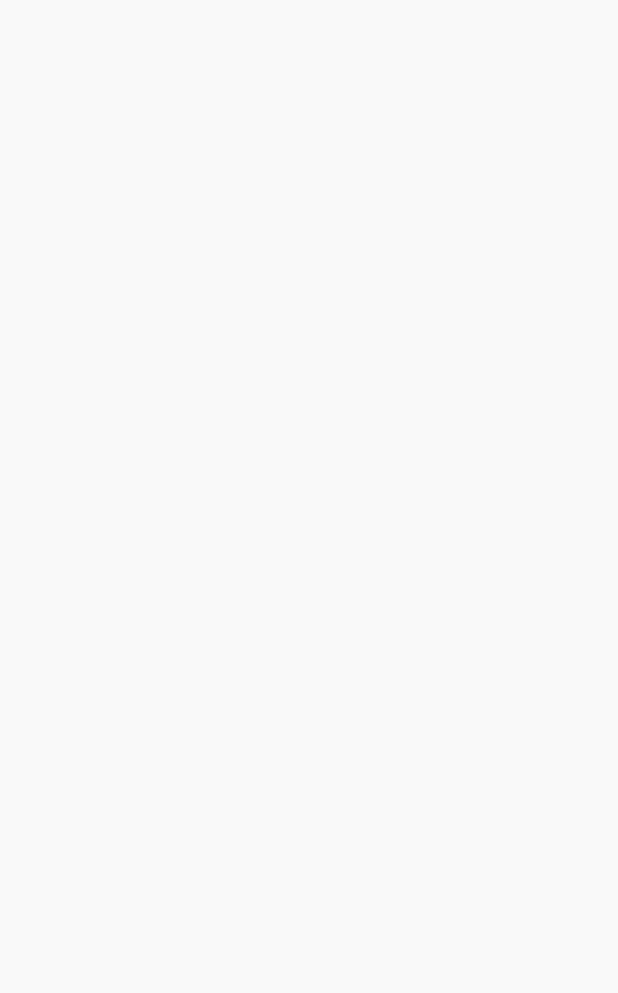
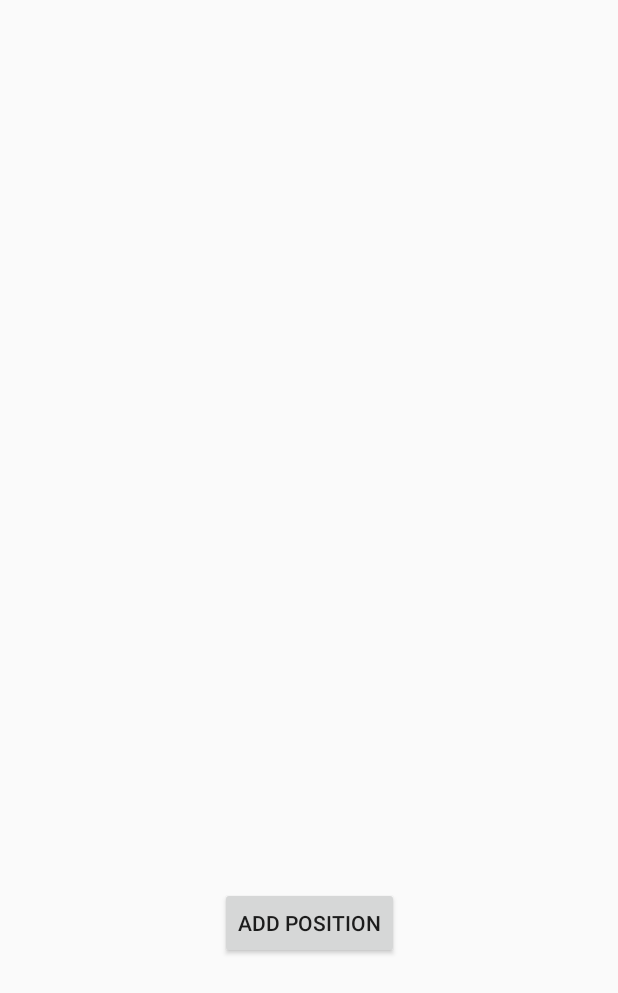
Before and after one commit to DannyWeston/mdp_cw3, an Android app: the screen it shows after launch (MainActivity), on a phone screen of 412 x 824 dp. Before the commit the part shown is empty. Shown: the top 993 px of the screen. Run offline under Robolectric (Android 15) with nearby library versions, the phone set to English and light mode, and no system bars; our stand-ins replace Room's generated code, data binding.

Commit message:
Added Database and notification functionality

```diff
--- a/app/src/main/AndroidManifest.xml
+++ b/app/src/main/AndroidManifest.xml
@@ -7,14 +7,14 @@
     <uses-permission android:name="android.permission.FOREGROUND_SERVICE"/>
 
     <application
-        android:allowBackup="true"
+        android:allowBackup="false"
         android:icon="@mipmap/ic_launcher"
         android:label="@string/app_name"
         android:roundIcon="@mipmap/ic_launcher_round"
         android:supportsRtl="true"
         android:theme="@style/Theme.Mdp_cw3">
         <activity
-            android:name=".MainActivity"
+            android:name=".views.MainActivity"
             android:exported="true"
             android:label="@string/app_name">
             <intent-filter>
@@ -24,6 +24,6 @@
             </intent-filter>
         </activity>
 
-        <service android:name=".services.RunnerService" android:enabled="true" android:exported="false"/>
+        <service android:name=".services.location.RunnerService" android:enabled="true" android:exported="false"/>
     </application>
 </manifest>
--- /dev/null
+++ b/app/src/main/java/com/dannyweston/mdp_cw3/dao/AppDatabase.java
@@ -0,0 +1,46 @@
+package com.dannyweston.mdp_cw3.dao;
+
+import android.content.Context;
+
+import androidx.room.Database;
+import androidx.room.Room;
+import androidx.room.RoomDatabase;
+
+import com.dannyweston.mdp_cw3.BuildConfig;
+
+import java.util.concurrent.ExecutorService;
+import java.util.concurrent.Executors;
+
+@Database(entities = {Position.class}, version = 1, exportSchema = false)
+public abstract class AppDatabase extends RoomDatabase {
+    private static final String DB_NAME = "db_cw3";
+    private static final int EXECUTOR_THREADS = 3;
+
+    private final ExecutorService dbExecutors = Executors.newFixedThreadPool(EXECUTOR_THREADS);
+
+    public abstract PositionDao positionDao();
+
+    private static volatile AppDatabase _instance;
+
+    public static AppDatabase getInstance(final Context context) {
+        if (_instance == null) {
+            synchronized (AppDatabase.class) {
+                if (_instance == null)
+                    _instance = Room.databaseBuilder(context.getApplicationContext(),AppDatabase.class, DB_NAME)
+                            .fallbackToDestructiveMigration()
+                            .build();
+            }
+        }
+
+
+        // Clear all tables if debug
+        if (BuildConfig.DEBUG)
+            _instance.getExecutors().execute(() -> _instance.clearAllTables());
+
+        return _instance;
+    }
+
+    public ExecutorService getExecutors(){
+        return dbExecutors;
+    }
+}
--- /dev/null
+++ b/app/src/main/java/com/dannyweston/mdp_cw3/dao/PositionDao.java
@@ -0,0 +1,31 @@
+package com.dannyweston.mdp_cw3.dao;
+
+import androidx.lifecycle.LiveData;
+import androidx.room.Dao;
+import androidx.room.Delete;
+import androidx.room.Insert;
+import androidx.room.OnConflictStrategy;
+import androidx.room.Query;
+
+import java.util.List;
+
+@Dao
+public interface PositionDao {
+    @Query("SELECT * FROM tb_positions")
+    LiveData<List<Position>> getAll();
+
+    @Query("SELECT * FROM tb_positions WHERE uid IN (:posIds)")
+    LiveData<List<Position>> getByIds(int[] posIds);
+
+    @Query("SELECT * FROM tb_positions WHERE uid = (:id)")
+    LiveData<Position> getById(int id);
+
+    @Query("SELECT * FROM tb_positions WHERE created_at = (SELECT MAX(created_at) FROM tb_positions)")
+    LiveData<Position> getRecent();
+
+    @Insert(onConflict = OnConflictStrategy.IGNORE)
+    List<Long> insertAll(Position... positions);
+
+    @Delete
+    void delete(Position position);
+}
--- /dev/null
+++ b/app/src/main/java/com/dannyweston/mdp_cw3/dao/repositories/IPositionRepository.java
@@ -0,0 +1,19 @@
+package com.dannyweston.mdp_cw3.dao.repositories;
+
+import androidx.lifecycle.LiveData;
+
+import com.dannyweston.mdp_cw3.dao.Position;
+
+import java.util.List;
+
+public interface IPositionRepository {
+    LiveData<Position> getPosById(int id);
+
+    LiveData<List<Position>> getAll();
+
+    void addPos(Position pos);
+
+    void removePos(Position p);
+
+    LiveData<Position> getRecentPos();
+}
--- /dev/null
+++ b/app/src/main/java/com/dannyweston/mdp_cw3/dao/repositories/PositionRepository.java
@@ -0,0 +1,48 @@
+package com.dannyweston.mdp_cw3.dao.repositories;
+
+import android.app.Application;
+import android.util.Log;
+
+import androidx.annotation.NonNull;
+import androidx.lifecycle.LiveData;
+
+import com.dannyweston.mdp_cw3.BuildConfig;
+import com.dannyweston.mdp_cw3.dao.AppDatabase;
+import com.dannyweston.mdp_cw3.dao.Position;
+
+import java.util.List;
+import java.util.Objects;
+
+public class PositionRepository implements IPositionRepository {
+
+    private final AppDatabase _db;
+
+    public PositionRepository(Application app){
+        _db = AppDatabase.getInstance(app);
+    }
+
+    @Override
+    public LiveData<Position> getPosById(int id) {
+        return _db.positionDao().getById(id);
+    }
+
+    @Override
+    public LiveData<List<Position>> getAll() {
+        return _db.positionDao().getAll();
+    }
+
+    @Override
+    public void addPos(@NonNull Position pos) {
+        _db.getExecutors().execute(() -> _db.positionDao().insertAll(pos));
+    }
+
+    @Override
+    public void removePos(@NonNull Position pos) {
+        _db.getExecutors().execute(() -> _db.positionDao().delete(pos));
+    }
+
+    @Override
+    public LiveData<Position> getRecentPos() {
+        return _db.positionDao().getRecent();
+    }
+}
--- a/app/src/main/java/com/dannyweston/mdp_cw3/viewmodels/MainActivityViewModel.java
+++ b/app/src/main/java/com/dannyweston/mdp_cw3/viewmodels/MainActivityViewModel.java
@@ -1,6 +1,50 @@
 package com.dannyweston.mdp_cw3.viewmodels;
 
-import androidx.lifecycle.ViewModel;
+import android.app.Application;
+import android.util.Log;
 
-public class MainActivityViewModel extends ViewModel {
+import androidx.annotation.NonNull;
+import androidx.databinding.Bindable;
+import androidx.databinding.BindingAdapter;
+import androidx.lifecycle.AndroidViewModel;
+import androidx.lifecycle.LiveData;
+import androidx.lifecycle.MutableLiveData;
+import androidx.lifecycle.Observer;
+
+import com.dannyweston.mdp_cw3.dao.Position;
+import com.dannyweston.mdp_cw3.dao.repositories.PositionRepository;
+
+import java.util.List;
+
+public class MainActivityViewModel extends AndroidViewModel {
+    private final PositionRepository _posRepo;
+
+    private final MutableLiveData<Position> recentPos = new MutableLiveData<>();
+
+    public LiveData<Position> getRecentPos(){
+        return recentPos;
+    }
+
+    private final Observer<Position> recentObserver = recentPos::setValue;
+
+    public MainActivityViewModel(@NonNull Application application) {
+        super(application);
+
+        _posRepo = new PositionRepository(application);
+
+        _posRepo.getRecentPos().observeForever(recentObserver);
+    }
+
+
+    public void addPosition(){
+        _posRepo.addPos(new Position(10, 10));
+    }
+
+    @Override
+    protected void onCleared() {
+        // Remove observers
+        _posRepo.getRecentPos().removeObserver(recentObserver);
+
+        super.onCleared();
+    }
 }
--- a/app/src/main/java/com/dannyweston/mdp_cw3/MainActivity.java
+++ b/app/src/main/java/com/dannyweston/mdp_cw3/views/MainActivity.java
@@ -1,19 +1,25 @@
-package com.dannyweston.mdp_cw3;
+package com.dannyweston.mdp_cw3.views;
 
+import android.Manifest;
 import android.content.ComponentName;
 import android.content.Context;
 import android.content.Intent;
 import android.content.ServiceConnection;
 import android.os.Bundle;
 import android.os.IBinder;
+import android.view.View;
+import android.widget.TextView;
 
-import com.dannyweston.mdp_cw3.services.RunnerService;
+import com.dannyweston.mdp_cw3.R;
+import com.dannyweston.mdp_cw3.services.location.RunnerService;
 import com.dannyweston.mdp_cw3.viewmodels.MainActivityViewModel;
 
 import androidx.appcompat.app.AppCompatActivity;
 
+import androidx.core.app.ActivityCompat;
 import androidx.databinding.DataBindingUtil;
 import androidx.lifecycle.ViewModelProvider;
+import androidx.recyclerview.widget.RecyclerView;
 
 import com.dannyweston.mdp_cw3.databinding.ActivityMainBinding;
 
@@ -30,15 +36,17 @@ public class MainActivity extends AppCompatActivity {
         }
     };
 
-    private MainActivityViewModel viewmodel;
-
     @Override
     protected void onCreate(Bundle savedInstanceState) {
         super.onCreate(savedInstanceState);
 
+        ActivityCompat.requestPermissions(this, new String[] {
+                        Manifest.permission.ACCESS_FINE_LOCATION,
+                        Manifest.permission.ACCESS_COARSE_LOCATION }, 0);
+
         /* Setup viewmodel */
         ActivityMainBinding binding = DataBindingUtil.setContentView(this, R.layout.activity_main);
-        viewmodel = new ViewModelProvider(this).get(MainActivityViewModel.class);
+        MainActivityViewModel viewmodel = new ViewModelProvider(this).get(MainActivityViewModel.class);
 
         binding.setLifecycleOwner(this);
         binding.setViewmodel(viewmodel);
--- a/app/src/main/res/layout/activity_main.xml
+++ b/app/src/main/res/layout/activity_main.xml
@@ -5,7 +5,7 @@
     xmlns:tools="http://schemas.android.com/tools">
     <data>
         <import type="com.dannyweston.mdp_cw3.viewmodels.MainActivityViewModel"/>
-        <variable name="viewmodel" type="com.dannyweston.mdp_cw3.viewmodels.MainActivityViewModel"/>
+        <variable name="viewmodel" type="MainActivityViewModel"/>
     </data>
     <androidx.constraintlayout.widget.ConstraintLayout
         android:layout_width="match_parent"
@@ -14,5 +14,26 @@
 
         tools:context=".views.MainActivity">
 
+        <TextView
+            android:id="@+id/txt_recentLocation"
+            android:layout_width="wrap_content"
+            android:layout_height="wrap_content"
+            android:text="@{viewmodel.recentPos.toString()}"
+            app:layout_constraintBottom_toBottomOf="parent"
+            app:layout_constraintEnd_toEndOf="parent"
+            app:layout_constraintStart_toStartOf="parent"
+            app:layout_constraintTop_toTopOf="parent" />
+
+        <Button
+            android:id="@+id/txt_addLocation"
+            android:onClickListener="@{() -> viewmodel.addPosition()}"
+            android:layout_height="wrap_content"
+            android:layout_width="wrap_content"
+            android:text="Add Position"
+            app:layout_constraintBottom_toBottomOf="parent"
+            app:layout_constraintEnd_toEndOf="parent"
+            app:layout_constraintStart_toStartOf="parent"
+            app:layout_constraintTop_toBottomOf="@id/txt_recentLocation" />
+
     </androidx.constraintlayout.widget.ConstraintLayout>
 </layout>
--- a/app/src/main/res/menu/menu_main.xml
+++ b/app/src/main/res/menu/menu_main.xml
@@ -1,7 +1,7 @@
 <menu xmlns:android="http://schemas.android.com/apk/res/android"
     xmlns:app="http://schemas.android.com/apk/res-auto"
     xmlns:tools="http://schemas.android.com/tools"
-    tools:context="com.dannyweston.mdp_cw3.MainActivity">
+    tools:context="com.dannyweston.mdp_cw3.views.MainActivity">
     <item
         android:id="@+id/action_settings"
         android:orderInCategory="100"
--- /dev/null
+++ b/app/src/main/res/values/integers.xml
@@ -0,0 +1,4 @@
+<?xml version="1.0" encoding="utf-8"?>
+<resources>
+    <integer name="maximum">100</integer>
+</resources>
```
Also changed, not shown: app/build.gradle (+18 -12 lines), app/src/main/java/com/dannyweston/mdp_cw3/dao/Position.java (added, +30 -0 lines), app/src/main/java/com/dannyweston/mdp_cw3/services/LocListener.java (deleted, +0 -31 lines), app/src/main/java/com/dannyweston/mdp_cw3/services/RunnerService.java (deleted, +0 -94 lines), app/src/main/java/com/dannyweston/mdp_cw3/services/location/RunnerService.java (added, +72 -0 lines), app/src/main/java/com/dannyweston/mdp_cw3/services/location/RunnerServiceBinder.java (added, +12 -0 lines), app/src/main/java/com/dannyweston/mdp_cw3/services/location/RunnerServiceLocationManager.java (added, +53 -0 lines), app/src/main/java/com/dannyweston/mdp_cw3/services/location/RunnerServiceNotifManager.java (added, +38 -0 lines), app/src/main/res/values/strings.xml (+7 -1 lines), 1 other file.
